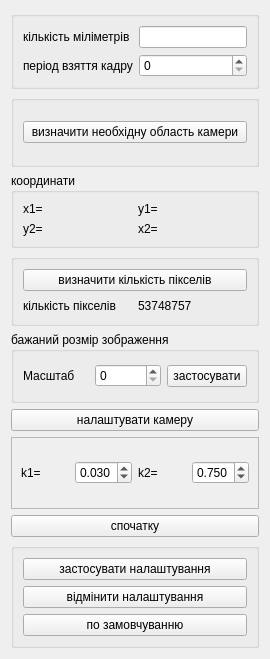
Old version of the form AnalyzerFoam/settingcaptureframe.ui in the repository alishkaLala/good.
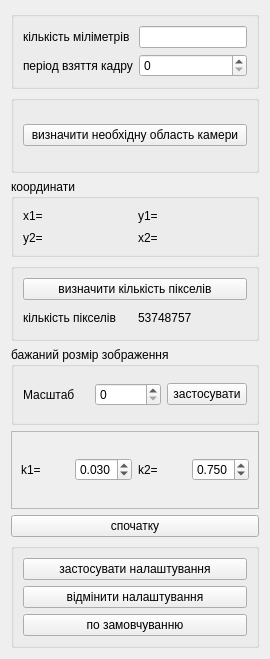
New version of the form.

What changed in the file:
```diff
--- a/AnalyzerFoam/settingcaptureframe.ui
+++ b/AnalyzerFoam/settingcaptureframe.ui
@@ -189,7 +189,7 @@
      </layout>
     </widget>
    </item>
-   <item row="6" column="0">
+   <item row="5" column="0">
     <widget class="QFrame" name="frame">
      <property name="frameShape">
       <enum>QFrame::StyledPanel</enum>
@@ -247,13 +247,6 @@
      </layout>
     </widget>
    </item>
-   <item row="5" column="0">
-    <widget class="QPushButton" name="setCapture">
-     <property name="text">
-      <string>налаштувати камеру</string>
-     </property>
-    </widget>
-   </item>
   </layout>
  </widget>
  <resources/>
```
Left out of the diff: 4 changed lines with no effect on the pictures.
